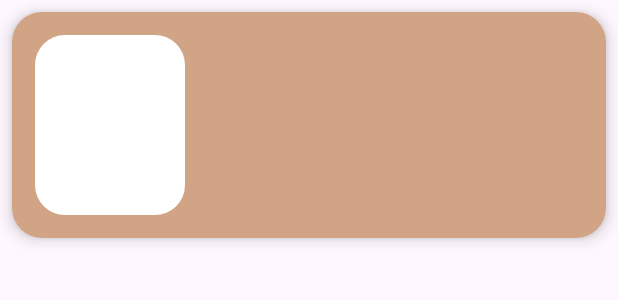
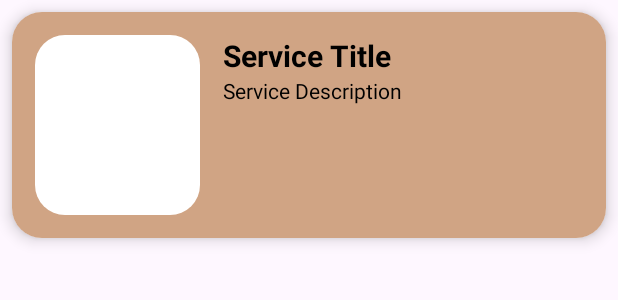
Before and after one commit to XanderUP/Furpect_Paws, an Android app: the layout fragment_bookings.xml on its own in the app's theme, with its tools: preview values and no code run, on a phone screen of 412 x 824 dp. Shown: the top 300 px of the screen. Run offline under Robolectric (Android 15) with nearby library versions, the phone set to English and light mode, and no system bars.

Commit message:
bookings now loads service picture, title, and description but still missing buttons and function for saving booking

```diff
--- a/app/src/main/res/layout/fragment_bookings.xml
+++ b/app/src/main/res/layout/fragment_bookings.xml
@@ -14,10 +14,10 @@
         android:padding="15dp"
         android:background="@color/AppBrown">
 
-        <!-- ✅ FrameLayout to Stack Images -->
+        <!-- ✅ Fixed Image Section -->
         <FrameLayout
-            android:layout_width="100dp"
-            android:layout_height="120dp">
+            android:layout_width="110dp"
+            android:layout_height="120dp">  <!-- Adjusted height to avoid stretching -->
 
             <!-- ✅ Background Image (Bottom Layer) -->
             <ImageView
@@ -26,41 +26,41 @@
                 android:layout_height="match_parent"
                 android:scaleType="centerCrop"
                 android:src="@drawable/item_bg"
-                android:alpha="1"/> <!-- ✅ Adjust Transparency if Needed -->
+                android:alpha="1"/>
 
             <!-- ✅ Service Image (Top Layer) -->
             <ImageView
                 android:id="@+id/serviceImage"
-                android:layout_width="100dp"
-                android:layout_height="100dp"
-                android:scaleType="centerCrop"
+                android:layout_width="match_parent"
+                android:layout_height="match_parent"
+                android:scaleType="fitCenter"
                 android:layout_gravity="center"/>
         </FrameLayout>
 
-        <!-- Service Info -->
+        <!-- ✅ Fixed Service Info Section -->
         <LinearLayout
             android:layout_width="0dp"
             android:layout_height="wrap_content"
             android:layout_weight="1"
-            android:orientation="vertical">
+            android:orientation="vertical"
+            android:paddingStart="15dp"> <!-- Added padding for better spacing -->
 
             <TextView
-                android:id="@+id/serviceTitle"
-                android:layout_marginLeft="20dp"
+                android:id="@+id/serviceName"
                 android:layout_width="wrap_content"
                 android:layout_height="wrap_content"
                 android:textSize="20sp"
                 android:textStyle="bold"
                 android:textColor="@android:color/black"
-                />
+                android:text="Service Title"/>  <!-- Placeholder text to ensure visibility -->
 
             <TextView
                 android:id="@+id/serviceDescription"
-                android:layout_marginLeft="20dp"
                 android:layout_width="wrap_content"
                 android:layout_height="wrap_content"
                 android:textSize="14sp"
-                android:textColor="@android:color/black"/>
+                android:textColor="@android:color/black"
+                android:text="Service Description"/>  <!-- Placeholder text to ensure visibility -->
         </LinearLayout>
 
     </LinearLayout>
```
Also changed, not shown: app/src/main/java/com/example/test/services/HomeAdapter.kt (+1 -1 lines), app/src/main/java/com/example/test/services/HomeItems.kt (+2 -1 lines), app/src/main/java/com/example/test/services/fragments/BookingsFragment.kt (+21 -20 lines), app/src/main/java/com/example/test/services/fragments/GroomingServicesFragment.kt (+4 -3 lines), app/src/main/java/com/example/test/services/fragments/HomeFragment.kt (+21 -16 lines), app/src/main/java/com/example/test/services/fragments/SeasonalServicesFragment.kt (+1 -0 lines), app/src/main/java/com/example/test/services/fragments/SeniorServicesFragment.kt (+1 -0 lines), app/src/main/java/com/example/test/services/fragments/SpecializedServicesFragment.kt (+1 -0 lines), app/src/main/java/com/example/test/services/fragments/WellnessServicesFragment.kt (+1 -0 lines).
